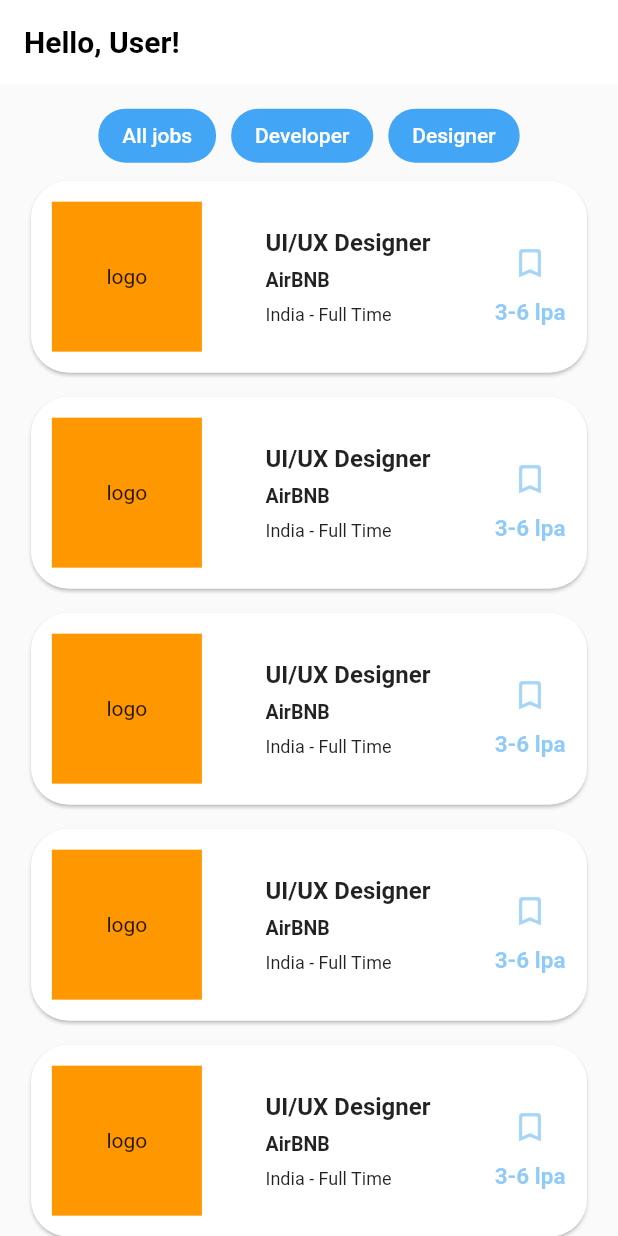
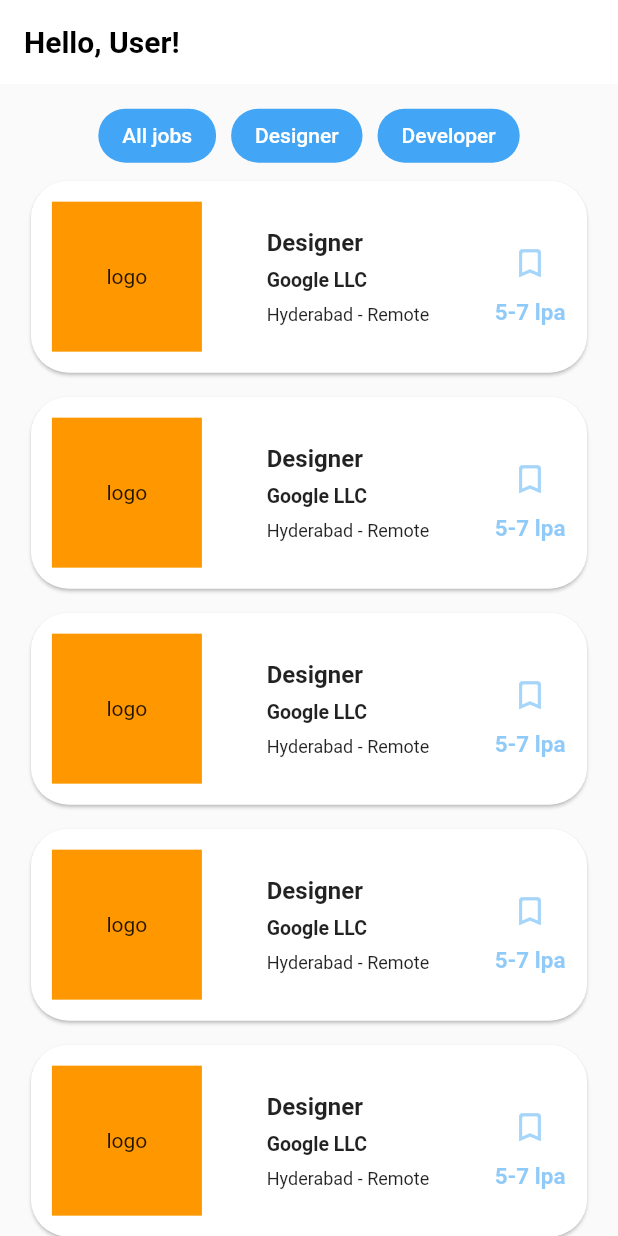
Before and after one commit to AdeenT/Job-portal-using-flutter, a Flutter app: the HomeScreen screen opened directly, scrolled down 153 dp, on a phone screen of 412 x 824 dp. Run offline on Flutter 3.47's test engine with Material 2 defaults, Android fonts, the phone set to English and light mode, and no system bars; our stand-ins replace firebase_core, get, google_nav_bar; accounts and stored records are empty; network calls fail.

```diff
--- a/lib/login_and_signup/login_page.dart
+++ b/lib/login_and_signup/login_page.dart
@@ -5,7 +5,6 @@ import 'package:flutter_application_1/login_and_signup/controllers/login_control
 import 'package:flutter_application_1/login_and_signup/signup_page.dart';
 import 'package:flutter_application_1/screens/job_seeker_screens/create_profile_screen/view/create_profile_screen.dart';
 import 'package:get/get.dart';
-
 
 class LoginPage extends StatelessWidget {
   LoginPage({super.key});
@@ -179,7 +178,8 @@ class LoginPage extends StatelessWidget {
                         fontSize: 15,
                         fontWeight: FontWeight.w400,
                       ),
-                      ))
+                    ),
+                  )
                 ],
               )
             ],
--- a/lib/main.dart
+++ b/lib/main.dart
@@ -1,8 +1,12 @@
 import 'package:flutter/material.dart';
 import 'package:flutter_application_1/login_and_signup/login_page.dart';
 import 'package:get/get.dart';
+import 'package:firebase_core/firebase_core.dart';
 
-void main() {
+void main() async{
+  WidgetsFlutterBinding.ensureInitialized();
+  await Firebase.initializeApp();
+
   runApp(const MyApp());
 }
 
--- /dev/null
+++ b/lib/screens/job_seeker_screens/home_screen/controller/home_screen_controller.dart
@@ -0,0 +1,138 @@
+import 'package:flutter/material.dart';
+import 'package:get/get.dart';
+
+class HomeScreenController extends GetxController {
+  final height = Get.size.height;
+  final width = Get.size.width;
+
+  jobCard(
+    String logo,
+    String jobTitle,
+    String companyName,
+    String location,
+    String jobType,
+    String salary,
+  ) {
+    return GestureDetector(
+      onTap: () {},
+      child: Padding(
+        padding: EdgeInsets.only(
+          left: width * 0.05,
+          right: width * 0.05,
+        ),
+        child: Material(
+          elevation: 1,
+          borderRadius: BorderRadius.circular(25),
+          color: Colors.white,
+          child: Padding(
+            padding: const EdgeInsets.all(14.0),
+            child: Column(
+              crossAxisAlignment: CrossAxisAlignment.start,
+              children: [
+                Row(
+                  mainAxisAlignment: MainAxisAlignment.spaceBetween,
+                  children: [
+                    Container(
+                      color: Colors.orange,
+                      height: 100,
+                      width: 100,
+                      child: Center(
+                        child: Text(logo),
+                      ),
+                    ),
+                    Column(
+                      crossAxisAlignment: CrossAxisAlignment.start,
+                      children: [
+                        Text(
+                          jobTitle,
+                          style: const TextStyle(
+                            fontSize: 16,
+                            fontWeight: FontWeight.bold,
+                          ),
+                        ),
+                        SizedBox(
+                          height: height * 0.01,
+                        ),
+                        Text(
+                          companyName,
+                          style: const TextStyle(
+                            fontSize: 13,
+                            fontWeight: FontWeight.bold,
+                          ),
+                        ),
+                        SizedBox(
+                          height: height * 0.01,
+                        ),
+                        Text(
+                          "$location - $jobType",
+                          style: const TextStyle(
+                            fontSize: 12,
+                          ),
+                        ),
+                      ],
+                    ),
+                    Column(
+                      children: [
+                        Row(
+                          mainAxisAlignment: MainAxisAlignment.end,
+                          children: [
+                            IconButton(
+                              onPressed: () {},
+                              icon: Icon(
+                                Icons.bookmark_border_rounded,
+                                size: 25,
+                                color: Colors.blue.withOpacity(0.4),
+                              ),
+                            ),
+                          ],
+                        ),
+                        Text(
+                          "$salary lpa",
+                          style: TextStyle(
+                            fontSize: 15,
+                            fontWeight: FontWeight.bold,
+                            color: Colors.blue.withOpacity(0.5),
+                          ),
+                        ),
+                      ],
+                    ),
+                  ],
+                ),
+              ],
+            ),
+          ),
+        ),
+      ),
+    );
+  }
+
+  userName(String name) {
+    return Text(
+      "Hello, $name!",
+      style: const TextStyle(
+        fontSize: 20,
+        fontWeight: FontWeight.w600,
+        color: Colors.black,
+      ),
+    );
+  }
+
+  Widget jobCategory(String category) {
+    return ElevatedButton(
+      onPressed: () {},
+      style: ElevatedButton.styleFrom(
+        elevation: 0,
+        backgroundColor: Colors.blue.shade400,
+        shape: RoundedRectangleBorder(
+          borderRadius: BorderRadius.circular(30),
+        ),
+      ),
+      child: Text(
+        category,
+        style: const TextStyle(
+          color: Colors.white,
+        ),
+      ),
+    );
+  }
+}
--- a/lib/screens/job_seeker_screens/home_screen/view/home_screen.dart
+++ b/lib/screens/job_seeker_screens/home_screen/view/home_screen.dart
@@ -2,10 +2,12 @@
 
 import 'package:flutter/cupertino.dart';
 import 'package:flutter/material.dart';
+import 'package:flutter_application_1/screens/job_seeker_screens/home_screen/controller/home_screen_controller.dart';
 import 'package:get/get.dart';
 
 class HomeScreen extends StatelessWidget {
-  const HomeScreen({super.key});
+  HomeScreen({super.key});
+  final controller = Get.put(HomeScreenController());
 
   @override
   Widget build(BuildContext context) {
@@ -13,19 +15,13 @@ class HomeScreen extends StatelessWidget {
     final width = Get.size.width;
     return Scaffold(
       appBar: AppBar(
-        title: Text(
-          "Hello, User!",
-          style: TextStyle(
-            fontSize: 20,
-            fontWeight: FontWeight.w600,
-            color: Colors.black,
-          ),
-        ),
+        title: controller.userName("User"),
         elevation: 0,
         backgroundColor: Colors.white,
         automaticallyImplyLeading: false,
       ),
-      body: SingleChildScrollView(
+      body: GetBuilder<HomeScreenController>(
+        builder: (controller) => SingleChildScrollView(
           child: Center(
             child: Column(
               children: [
@@ -79,45 +75,15 @@ class HomeScreen extends StatelessWidget {
                 ),
                 Wrap(
                   children: [
-                  ElevatedButton(
-                    onPressed: () {},
-                    style: ElevatedButton.styleFrom(
-                      elevation: 0,
-                      backgroundColor: Colors.blue.shade400,
-                      shape: RoundedRectangleBorder(
-                        borderRadius: BorderRadius.circular(30),
-                      ),
-                    ),
-                    child: Text("All jobs"),
-                  ),
+                    controller.jobCategory("All jobs"),
                     SizedBox(
                       width: 10,
                     ),
-                  ElevatedButton(
-                    onPressed: () {},
-                    style: ElevatedButton.styleFrom(
-                      elevation: 0,
-                      backgroundColor: Colors.blue.shade400,
-                      shape: RoundedRectangleBorder(
-                        borderRadius: BorderRadius.circular(30),
-                      ),
-                    ),
-                    child: Text("Developer"),
-                  ),
+                    controller.jobCategory("Designer"),
                     SizedBox(
                       width: 10,
                     ),
-                  ElevatedButton(
-                    onPressed: () {},
-                    style: ElevatedButton.styleFrom(
-                      elevation: 0,
-                      backgroundColor: Colors.blue.shade400,
-                      shape: RoundedRectangleBorder(
-                        borderRadius: BorderRadius.circular(30),
-                      ),
-                    ),
-                    child: Text("Designer"),
-                  ),
+                    controller.jobCategory("Developer"),
                   ],
                 ),
                 ListView.separated(
@@ -125,100 +91,13 @@ class HomeScreen extends StatelessWidget {
                   physics: const NeverScrollableScrollPhysics(),
                   padding: const EdgeInsets.only(top: 6),
                   itemBuilder: (context, index) {
-                  return GestureDetector(
-                    onTap: () {},
-                    child: Padding(
-                      padding: EdgeInsets.only(
-                        left: width * 0.05,
-                        right: width * 0.05,
-                      ),
-                      child: Material(
-                        elevation: 1,
-                        borderRadius: BorderRadius.circular(25),
-                        color: Colors.white,
-                        child: Padding(
-                          padding: const EdgeInsets.all(14.0),
-                          child: Column(
-                            crossAxisAlignment: CrossAxisAlignment.start,
-                            children: [
-                              Row(
-                                mainAxisAlignment:
-                                    MainAxisAlignment.spaceBetween,
-                                children: [
-                                  Container(
-                                    color: Colors.orange,
-                                    height: 100,
-                                    width: 100,
-                                    child: Center(
-                                      child: Text("logo"),
-                                    ),
-                                  ),
-                                  Column(
-                                    crossAxisAlignment:
-                                        CrossAxisAlignment.start,
-                                    children: [
-                                      Text(
-                                        "UI/UX Designer",
-                                        style: TextStyle(
-                                          fontSize: 16,
-                                          fontWeight: FontWeight.bold,
-                                        ),
-                                      ),
-                                      SizedBox(
-                                        height: height * 0.01,
-                                      ),
-                                      Text(
-                                        "AirBNB",
-                                        style: TextStyle(
-                                          fontSize: 13,
-                                          fontWeight: FontWeight.bold,
-                                        ),
-                                      ),
-                                      SizedBox(
-                                        height: height * 0.01,
-                                      ),
-                                      Text(
-                                        "India - Full Time",
-                                        style: TextStyle(
-                                          fontSize: 12,
-                                        ),
-                                      ),
-                                    ],
-                                  ),
-                                  Column(
-                                    children: [
-                                      Row(
-                                        mainAxisAlignment:
-                                            MainAxisAlignment.end,
-                                        children: [
-                                          IconButton(
-                                            onPressed: () {},
-                                            icon: Icon(
-                                              Icons.bookmark_border_rounded,
-                                              size: 25,
-                                              color:
-                                                  Colors.blue.withOpacity(0.4),
-                                            ),
-                                          ),
-                                        ],
-                                      ),
-                                      Text(
-                                        "3-6 lpa",
-                                        style: TextStyle(
-                                          fontSize: 15,
-                                          fontWeight: FontWeight.bold,
-                                          color: Colors.blue.withOpacity(0.5),
-                                        ),
-                                      ),
-                                    ],
-                                  ),
-                                ],
-                              ),
-                            ],
-                          ),
-                        ),
-                      ),
-                    ),
+                    return controller.jobCard(
+                      "logo",
+                      "Designer",
+                      "Google LLC",
+                      "Hyderabad",
+                      "Remote",
+                      "5-7",
                     );
                   },
                   itemCount: 5,
@@ -230,6 +109,7 @@ class HomeScreen extends StatelessWidget {
             ),
           ),
         ),
+      ),
     );
   }
 }
--- a/lib/screens/settings_screen/view/settings_screen.dart
+++ b/lib/screens/settings_screen/view/settings_screen.dart
@@ -1,4 +1,4 @@
-// ignore_for_file: prefer_const_constructors, prefer_const_literals_to_create_immutables
+// ignore_for_file: prefer_const_constructors, prefer_const_literals_to_create_immutables, unused_local_variable
 
 import 'package:flutter/material.dart';
 import 'package:get/get.dart';
--- a/pubspec.yaml
+++ b/pubspec.yaml
@@ -36,6 +36,10 @@ dependencies:
   cupertino_icons: ^1.0.2
   get: ^4.6.5
   google_nav_bar: ^5.0.6
+  cloud_firestore: ^4.4.3
+  firebase_auth: ^4.2.9
+  google_sign_in: ^6.0.1
+  font_awesome_flutter: ^10.4.0
 
 dev_dependencies:
   flutter_test:
```
Also changed, not shown: lib/login_and_signup/signup_page.dart (+7 -10 lines), lib/screens/job_seeker_screens/applied_jobs_screen/controllers/applied_jobs_controller.dart (added, +127 -0 lines), pubspec.lock, 4 other files. Lines whose indentation alone changed are shown as unchanged.
